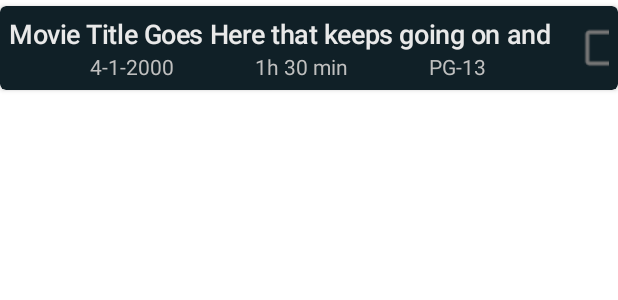
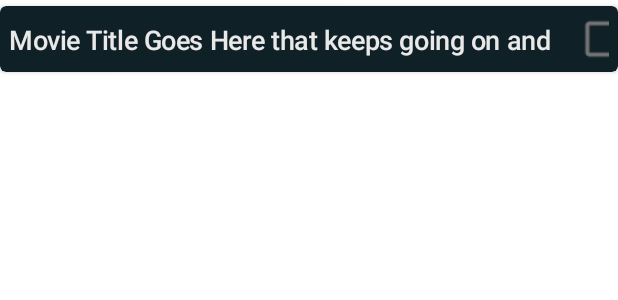
Before and after one commit to CalebElkinsDev/Watchlist, an Android app: the layout movie_list_item_simple.xml on its own in the app's theme, with its tools: preview values and no code run, on a phone screen of 412 x 824 dp. Shown: the top 300 px of the screen. Run offline under Robolectric (Android 15) with nearby library versions, the light colour scheme and no system bars.

Commit message:
UI Changes Simplified the simple movie layout item and removed "Watched" checkbox from details page for consistency.

```diff
--- a/app/src/main/java/com/elkins/watchlist/MovieListViewModel.kt
+++ b/app/src/main/java/com/elkins/watchlist/MovieListViewModel.kt
@@ -30,7 +30,7 @@ class MovieListViewModel(private val repository: MovieRepository) : ViewModel()
         get() = _notWatchedMoviesCount
 
     private var sortAscending = true
-    private var showWatched = true
+    private var showWatched = false
     private var sortType = SortType.TITLE
 
     /* Live data containing sort and filter options. Used for mapping the observed _movies LiveData
--- a/app/src/main/res/layout/movie_list_item_simple.xml
+++ b/app/src/main/res/layout/movie_list_item_simple.xml
@@ -34,51 +34,16 @@
                 android:textAppearance="@style/TitleText"
                 android:textColor="@color/primaryTextColor"
                 android:textStyle="bold"
+                app:layout_constraintBottom_toBottomOf="parent"
                 app:layout_constraintEnd_toStartOf="@id/item_seenCheckBox"
                 app:layout_constraintStart_toStartOf="parent"
                 app:layout_constraintTop_toTopOf="parent"
                 tools:text="Movie Title Goes Here that keeps going on and on and on" />
 
-            <TextView
-                android:id="@+id/item_dateTextView"
-                android:layout_width="wrap_content"
-                android:layout_height="wrap_content"
-                android:textColor="@color/secondaryTextColor"
-                app:layout_constraintEnd_toStartOf="@+id/item_runtimeTextView"
-                app:layout_constraintHorizontal_bias="0.5"
-                app:layout_constraintStart_toStartOf="parent"
-                app:layout_constraintTop_toBottomOf="@+id/item_titleTextView"
-                app:releaseDate="@{movie.releaseDate}"
-                tools:text="4-1-2000" />
-
-            <TextView
-                android:id="@+id/item_runtimeTextView"
-                android:layout_width="wrap_content"
-                android:layout_height="wrap_content"
-                android:text="@{movie.runtime}"
-                android:textColor="@color/secondaryTextColor"
-                app:layout_constraintEnd_toStartOf="@+id/item_contentRatingTextView"
-                app:layout_constraintHorizontal_bias="0.5"
-                app:layout_constraintStart_toEndOf="@+id/item_dateTextView"
-                app:layout_constraintTop_toBottomOf="@+id/item_titleTextView"
-                tools:text="1h 30 min" />
-
-            <TextView
-                android:id="@+id/item_contentRatingTextView"
-                android:layout_width="wrap_content"
-                android:layout_height="wrap_content"
-                android:text="@{movie.contentRating}"
-                android:textColor="@color/secondaryTextColor"
-                app:layout_constraintEnd_toStartOf="@+id/item_seenCheckBox"
-                app:layout_constraintHorizontal_bias="0.5"
-                app:layout_constraintStart_toEndOf="@+id/item_runtimeTextView"
-                app:layout_constraintTop_toBottomOf="@+id/item_titleTextView"
-                tools:text="PG-13" />
-
             <CheckBox
                 android:id="@+id/item_seenCheckBox"
                 android:layout_width="wrap_content"
-                android:layout_height="42dp"
+                android:layout_height="32dp"
                 android:layout_marginEnd="-20dp"
                 android:checked="@{movie.haveSeen}"
                 android:gravity="center_vertical"
```
Also changed, not shown: app/src/main/res/layout/fragment_movie_details.xml (+1 -30 lines).
